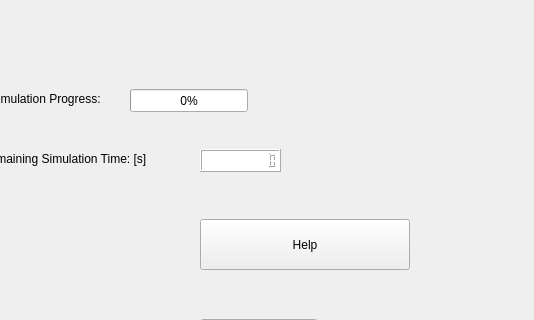
Qt form GUI/MainWindow_test.ui (benediktjaist/BA_DEM) before a commit; both pictures show x 530 to 1064 and y 161 to 481 of the 1064 by 787 pixel window.
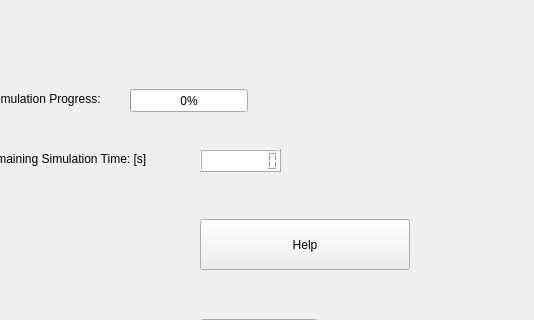
The same form after that commit. Icons and pictures are not drawn.

The edit to the form file:
```diff
--- a/GUI/MainWindow_test.ui
+++ b/GUI/MainWindow_test.ui
@@ -100,7 +100,7 @@
 background-color: white;</string>
     </property>
     <property name="digitCount">
-     <number>10</number>
+     <number>8</number>
     </property>
    </widget>
    <widget class="QWidget" name="layoutWidget">
```
